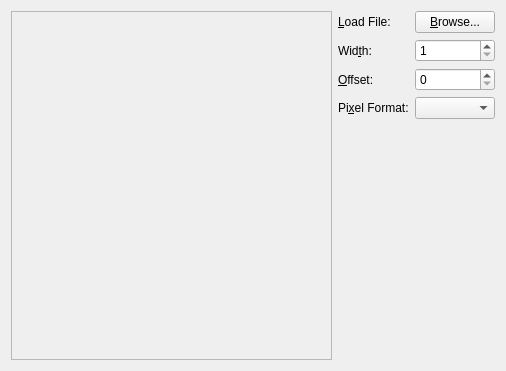
Old version of the form mainwin.ui in the repository ssokolow/pixmap_prober.
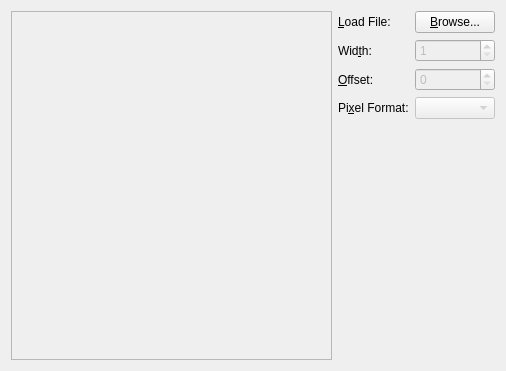
New version of the form.

Commit message: Disable UI elements until an image is loaded

The edit to the form file:
```diff
--- a/mainwin.ui
+++ b/mainwin.ui
@@ -71,6 +71,9 @@
      </item>
      <item row="1" column="1">
       <widget class="QSpinBox" name="spin_width">
+       <property name="enabled">
+        <bool>false</bool>
+       </property>
        <property name="minimum">
         <number>1</number>
        </property>
@@ -87,7 +90,11 @@
       </widget>
      </item>
      <item row="2" column="1">
-      <widget class="QSpinBox" name="spin_offset"/>
+      <widget class="QSpinBox" name="spin_offset">
+       <property name="enabled">
+        <bool>false</bool>
+       </property>
+      </widget>
      </item>
      <item row="3" column="0">
       <widget class="QLabel" name="lbl_format">
@@ -100,7 +107,11 @@
       </widget>
      </item>
      <item row="3" column="1">
-      <widget class="QComboBox" name="combo_format"/>
+      <widget class="QComboBox" name="combo_format">
+       <property name="enabled">
+        <bool>false</bool>
+       </property>
+      </widget>
      </item>
     </layout>
    </item>
```
The commit also changes 2 other files.
